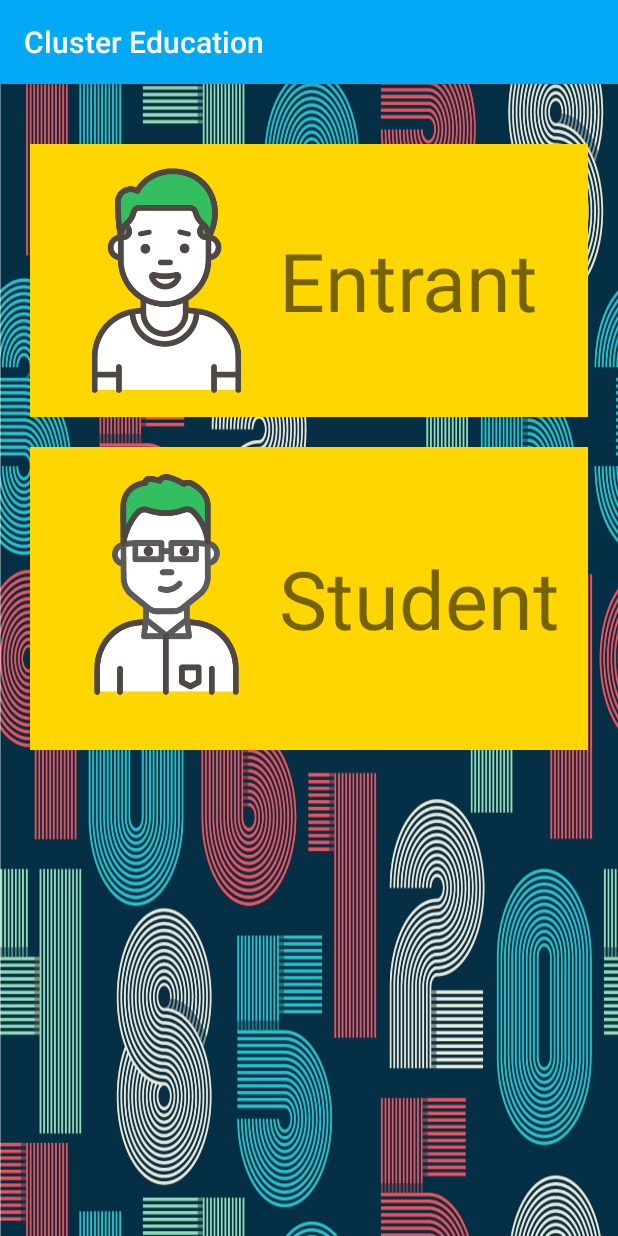
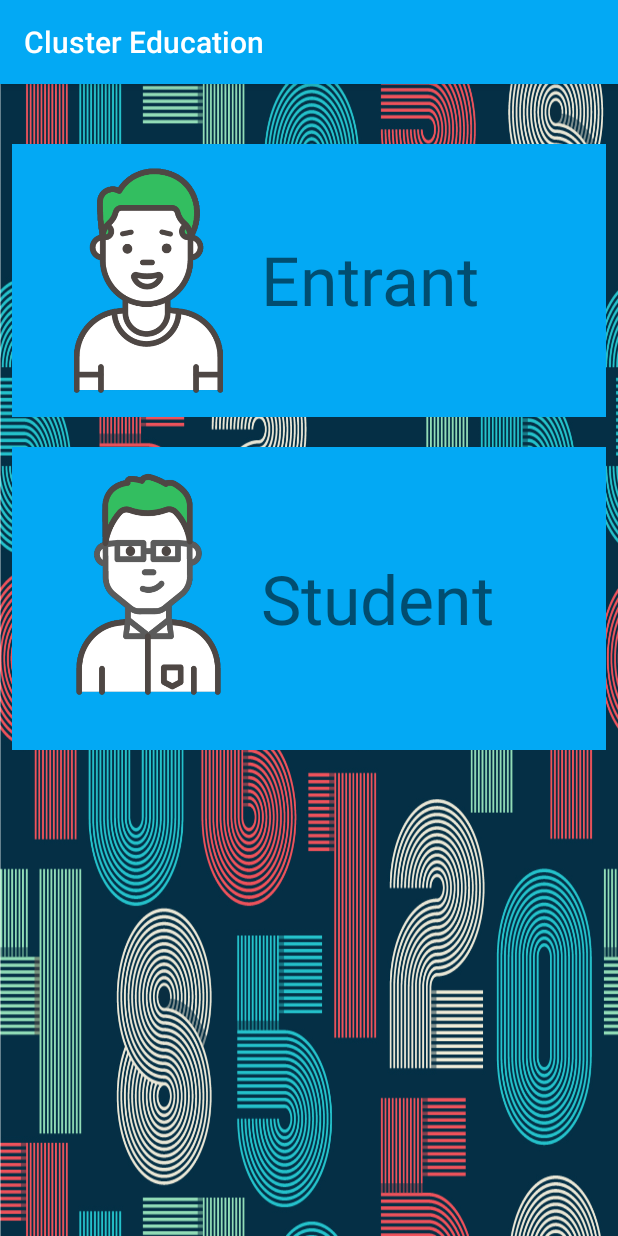
Before and after one commit to kinivi/ClusterEducation, an Android app: the screen it shows after launch (ChooserActivity), on a phone screen of 412 x 824 dp. Run offline under Robolectric (Android 15) with nearby library versions, the phone set to English and light mode, and no system bars; our stand-ins replace Firebase (no records; nobody signed in at launch, a user with empty details on screens opened directly).

Commit message:
Changed colors on LoginPage

```diff
--- a/app/src/main/res/layout/activity_chooser.xml
+++ b/app/src/main/res/layout/activity_chooser.xml
@@ -14,14 +14,15 @@
         android:layout_width="match_parent"
         android:layout_height="match_parent"
         android:orientation="vertical"
-        android:layout_marginLeft="20dp"
-        android:layout_marginRight="20dp">
+        android:layout_marginLeft="8dp"
+        android:layout_marginRight="8dp">
         <LinearLayout
             android:layout_width="match_parent"
             android:layout_height="wrap_content"
             android:orientation="horizontal"
             style="@style/CategoryStyle"
-            android:layout_marginTop="40dp">
+            android:layout_marginTop="40dp"
+            android:background="@color/colorPrimary">
 
             <ImageView
                 android:layout_width="150dp"
@@ -29,34 +30,38 @@
                 android:src="@drawable/login_entrant"/>
 
             <TextView
-                android:layout_width="wrap_content"
+                android:layout_width="match_parent"
                 android:layout_height="116dp"
                 android:layout_gravity="center_vertical"
                 android:gravity="center_vertical"
-                android:textSize="54sp"
-                android:text="Entrant"/>
+                android:text="Entrant"
+                android:textSize="45sp" />
 
         </LinearLayout>
 
 
         <LinearLayout
             android:id="@+id/student_mentor"
+            style="@style/CategoryStyle"
             android:layout_width="match_parent"
             android:layout_height="wrap_content"
+            android:layout_marginTop="20dp"
             android:orientation="horizontal"
-            style="@style/CategoryStyle"
-            android:layout_marginTop="20dp">
+            android:background="@color/colorPrimary"
+            >
+
             <ImageView
                 android:layout_width="150dp"
                 android:layout_height="150dp"
-                android:src="@drawable/login_student"/>
+                android:src="@drawable/login_student" />
+
             <TextView
-                android:layout_width="wrap_content"
+                android:layout_width="match_parent"
                 android:layout_height="170dp"
                 android:layout_gravity="center_vertical"
                 android:gravity="center_vertical"
-                android:textSize="54sp"
-                android:text="Student"/>
+                android:text="Student"
+                android:textSize="45sp" />
         </LinearLayout>
 
 
```
